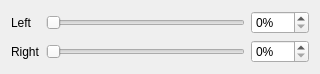
vitamin-caig/zxtune, file apps/zxtune-qt/ui/preferences/mixer.ui: the form before one commit.
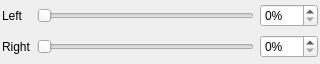
The form after the commit.

Commit message: zxtune-qt: fixed margins.

Diff of the .ui file:
```diff
--- a/apps/zxtune-qt/ui/preferences/mixer.ui
+++ b/apps/zxtune-qt/ui/preferences/mixer.ui
@@ -11,6 +11,9 @@
    </rect>
   </property>
   <layout class="QGridLayout" name="gridLayout">
+   <property name="margin">
+    <number>2</number>
+   </property>
    <item row="0" column="0">
     <widget class="QLabel" name="labelL">
      <property name="text">
```
The commit also changes 9 other files.
